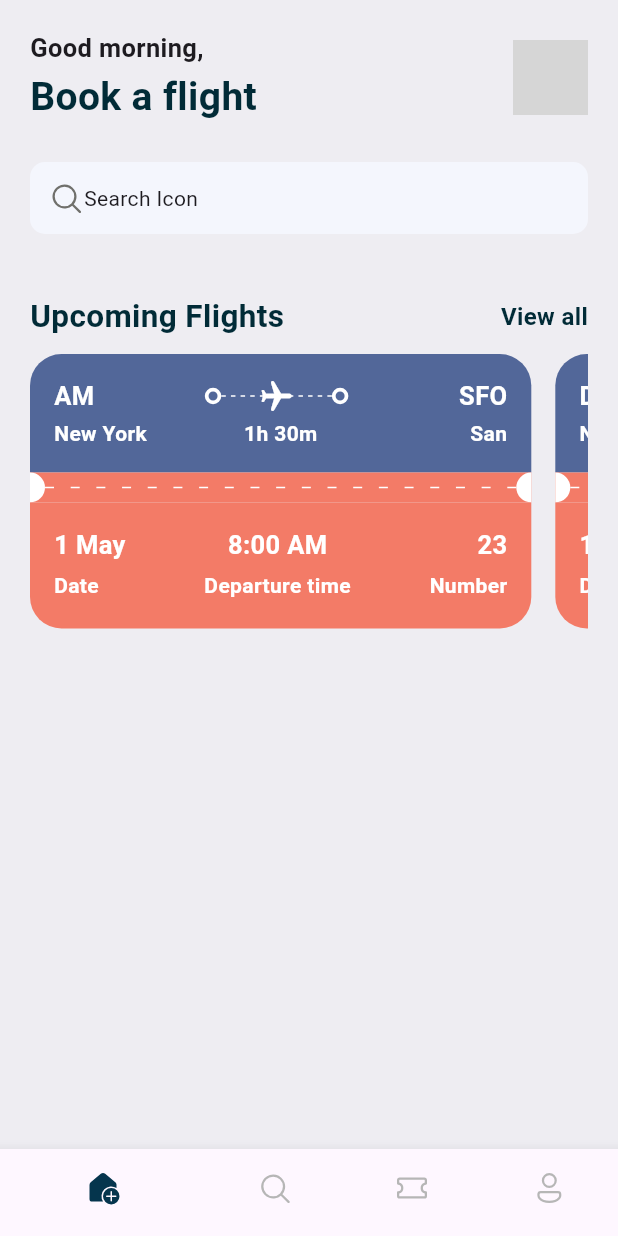
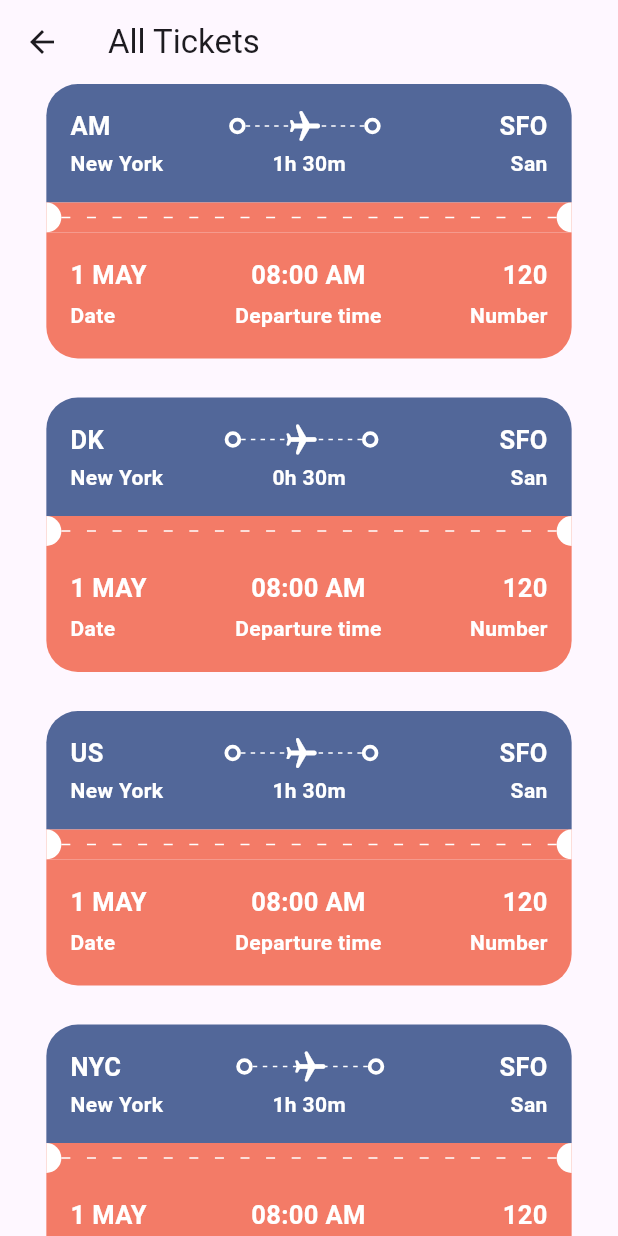
Before and after one commit to kingjamesegun/ticket_app, a Flutter app: the screen it shows after launch, after a tap on "View all", on a phone screen of 412 x 824 dp. Run offline on Flutter 3.47's test engine with Material 3 defaults, Android fonts, the phone set to English and light mode, and no system bars; our stand-ins replace fluentui_icons; grey boxes are pictures that could not be loaded.

Commit message:
worked on all ticket screen

```diff
--- a/lib/base/res/styles/app_styles.dart
+++ b/lib/base/res/styles/app_styles.dart
@@ -11,8 +11,7 @@ class AppStyles {
   static Color ticketOrange = const Color(0xfff37b67);
 
 // FONTS
-  static TextStyle baseTextStyle =
-      TextStyle(fontSize: 16, fontWeight: FontWeight.bold, color: textColor);
+  static TextStyle baseTextStyle = TextStyle(fontSize: 16, color: textColor);
   static TextStyle headLineStyle1 =
       TextStyle(fontSize: 26, fontWeight: FontWeight.bold, color: textColor);
   static TextStyle headLineStyle2 =
--- a/lib/base/utils/all_json.dart
+++ b/lib/base/utils/all_json.dart
@@ -10,7 +10,7 @@ class AllJson {
         'name': 'San ',
       },
       'flying_time': '1h 30m',
-      'date': '11/06/2021',
+      'date': '1 MAY',
       'departure_time': '08:00 AM',
       'number': 120,
     },
@@ -23,8 +23,8 @@ class AllJson {
         'code': 'SFO',
         'name': 'San ',
       },
-      'flying_time': '1h 30m',
-      'date': '11/06/2021',
+      'flying_time': '0h 30m',
+      'date': '1 MAY',
       'departure_time': '08:00 AM',
       'number': 120,
     },
@@ -38,7 +38,7 @@ class AllJson {
         'name': 'San ',
       },
       'flying_time': '1h 30m',
-      'date': '11/06/2021',
+      'date': '1 MAY',
       'departure_time': '08:00 AM',
       'number': 120,
     },
@@ -52,7 +52,7 @@ class AllJson {
         'name': 'San ',
       },
       'flying_time': '1h 30m',
-      'date': '11/06/2021',
+      'date': '1 MAY',
       'departure_time': '08:00 AM',
       'number': 120,
     },
@@ -66,7 +66,7 @@ class AllJson {
         'name': 'San ',
       },
       'flying_time': '1h 30m',
-      'date': '11/06/2021',
+      'date': '1 MAY',
       'departure_time': '08:00 AM',
       'number': 120,
     },
@@ -80,7 +80,7 @@ class AllJson {
         'name': 'San ',
       },
       'flying_time': '1h 30m',
-      'date': '11/06/2021',
+      'date': '1 MAY',
       'departure_time': '08:00 AM',
       'number': 120,
     },
@@ -94,7 +94,7 @@ class AllJson {
         'name': 'San ',
       },
       'flying_time': '1h 30m',
-      'date': '11/06/2021',
+      'date': '1 MAY',
       'departure_time': '08:00 AM',
       'number': 120,
     },
--- a/lib/base/widgets/section_texts.dart
+++ b/lib/base/widgets/section_texts.dart
@@ -1,5 +1,6 @@
 import 'package:flutter/material.dart';
 import 'package:ticket_app/base/res/styles/app_styles.dart';
+import 'package:ticket_app/screens/all_tickets.dart';
 
 class SectionTexts extends StatelessWidget {
   const SectionTexts(
@@ -18,7 +19,9 @@ class SectionTexts extends StatelessWidget {
             style: AppStyles.headLineStyle2,
           ),
           InkWell(
-            onTap: () {},
+            onTap: () {
+              Navigator.pushNamed(context, "all_tickets");
+            },
             child: Text("View all",
                 style: AppStyles.baseTextStyle
                     .copyWith(color: AppStyles.textColor)),
--- a/lib/base/widgets/ticket_view.dart
+++ b/lib/base/widgets/ticket_view.dart
@@ -9,7 +9,8 @@ import 'package:ticket_app/base/widgets/text_style_third.dart';
 
 class TicketView extends StatelessWidget {
   final Map<String, dynamic> ticket;
-  const TicketView({super.key, required this.ticket});
+  final bool wholeScreen;
+  const TicketView({super.key, required this.ticket, this.wholeScreen = false});
 
   @override
   Widget build(BuildContext context) {
@@ -18,7 +19,7 @@ class TicketView extends StatelessWidget {
         width: size.width * 0.85,
         height: 189,
         child: Container(
-          margin: const EdgeInsets.only(right: 16),
+          margin: EdgeInsets.only(right: wholeScreen ? 0 : 16),
           child: Column(
             children: [
               Container(
@@ -105,24 +106,24 @@ class TicketView extends StatelessWidget {
                       borderRadius: const BorderRadius.only(
                           bottomLeft: Radius.circular(21),
                           bottomRight: Radius.circular(21))),
-                  child: const Column(
+                  child: Column(
                     children: [
                       // departure and arrival with icons
                       Row(
                           mainAxisAlignment: MainAxisAlignment.spaceBetween,
                           children: [
                             AppColumnText(
-                              topText: "1 May",
+                              topText: ticket['date'],
                               bottomText: "Date",
                               alignment: CrossAxisAlignment.start,
                             ),
                             AppColumnText(
-                              topText: "8:00 AM",
+                              topText: ticket['departure_time'],
                               bottomText: "Departure time",
                               alignment: CrossAxisAlignment.center,
                             ),
                             AppColumnText(
-                              topText: "23",
+                              topText: ticket['number'].toString(),
                               bottomText: "Number",
                               alignment: CrossAxisAlignment.end,
                             )
--- a/lib/main.dart
+++ b/lib/main.dart
@@ -1,5 +1,6 @@
 import 'package:flutter/material.dart';
 import 'package:ticket_app/base/bottom_nav_bar.dart';
+import 'package:ticket_app/screens/all_tickets.dart';
 
 void main() {
   runApp(const MyApp());
@@ -10,9 +11,9 @@ class MyApp extends StatelessWidget {
 
   @override
   Widget build(BuildContext context) {
-    return const MaterialApp(
-      debugShowCheckedModeBanner: false,
-      home: BottomNavBar(),
-    );
+    return MaterialApp(
+        debugShowCheckedModeBanner: false,
+        home: const BottomNavBar(),
+        routes: {'all_tickets': (context) => const AllTickets()});
   }
 }
--- /dev/null
+++ b/lib/screens/all_tickets.dart
@@ -0,0 +1,31 @@
+import 'package:flutter/material.dart';
+import 'package:ticket_app/base/utils/all_json.dart';
+import 'package:ticket_app/base/widgets/ticket_view.dart';
+
+class AllTickets extends StatelessWidget {
+  const AllTickets({super.key});
+
+  @override
+  Widget build(BuildContext context) {
+    return Scaffold(
+      appBar: AppBar(title: const Text("All Tickets")),
+      body: ListView(
+        children: [
+          SingleChildScrollView(
+            child: Column(
+              children: AllJson()
+                  .ticketList
+                  .map((singleTicket) => Container(
+                      margin: const EdgeInsets.only(bottom: 20),
+                      child: TicketView(
+                        ticket: singleTicket,
+                        wholeScreen: true,
+                      )))
+                  .toList(),
+            ),
+          )
+        ],
+      ),
+    );
+  }
+}
```
